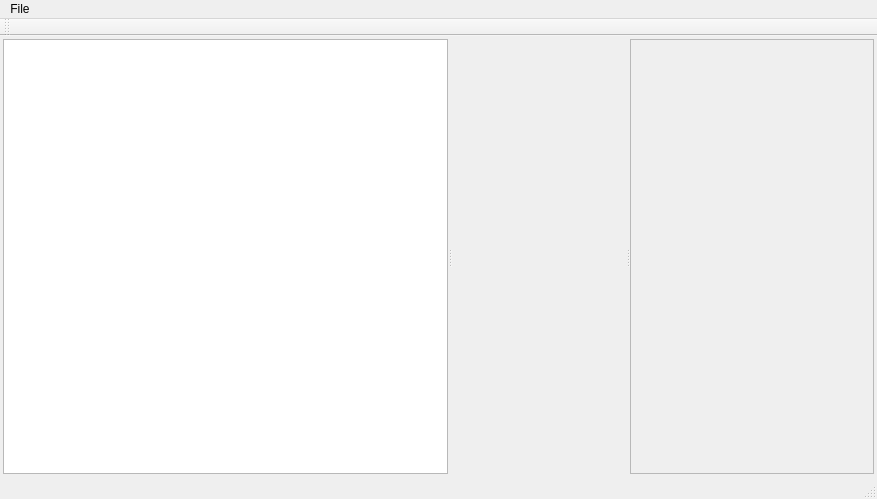
First picture: the form in PoolShark/MainWindow.ui, repository saraiza/PoolShark, before the edit.
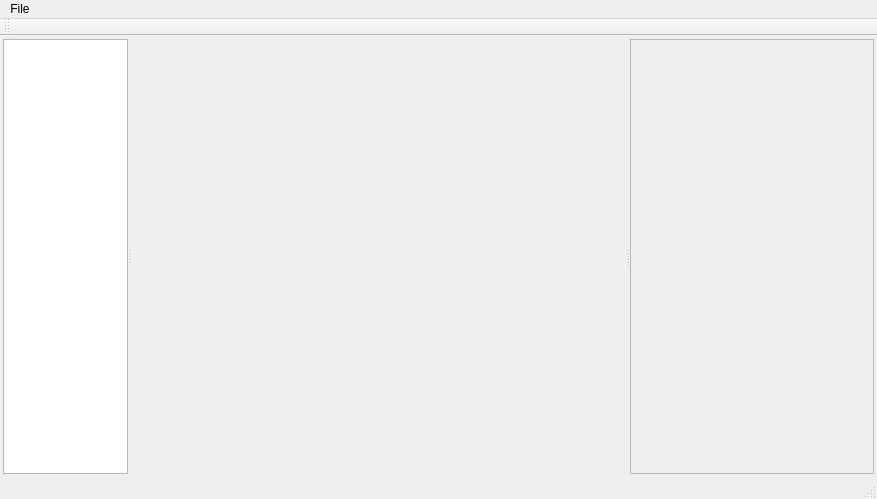
Second picture: the form after the edit.

The edit to the form file:
```diff
--- a/PoolShark/MainWindow.ui
+++ b/PoolShark/MainWindow.ui
@@ -36,7 +36,14 @@
        <property name="orientation">
         <enum>Qt::Horizontal</enum>
        </property>
-       <widget class="QListView" name="viewSteps"/>
+       <widget class="QListView" name="viewSteps">
+        <property name="maximumSize">
+         <size>
+          <width>125</width>
+          <height>16777215</height>
+         </size>
+        </property>
+       </widget>
        <widget class="QWidget" name="wParams" native="true"/>
       </widget>
       <widget class="QFrame" name="wImages">
```
